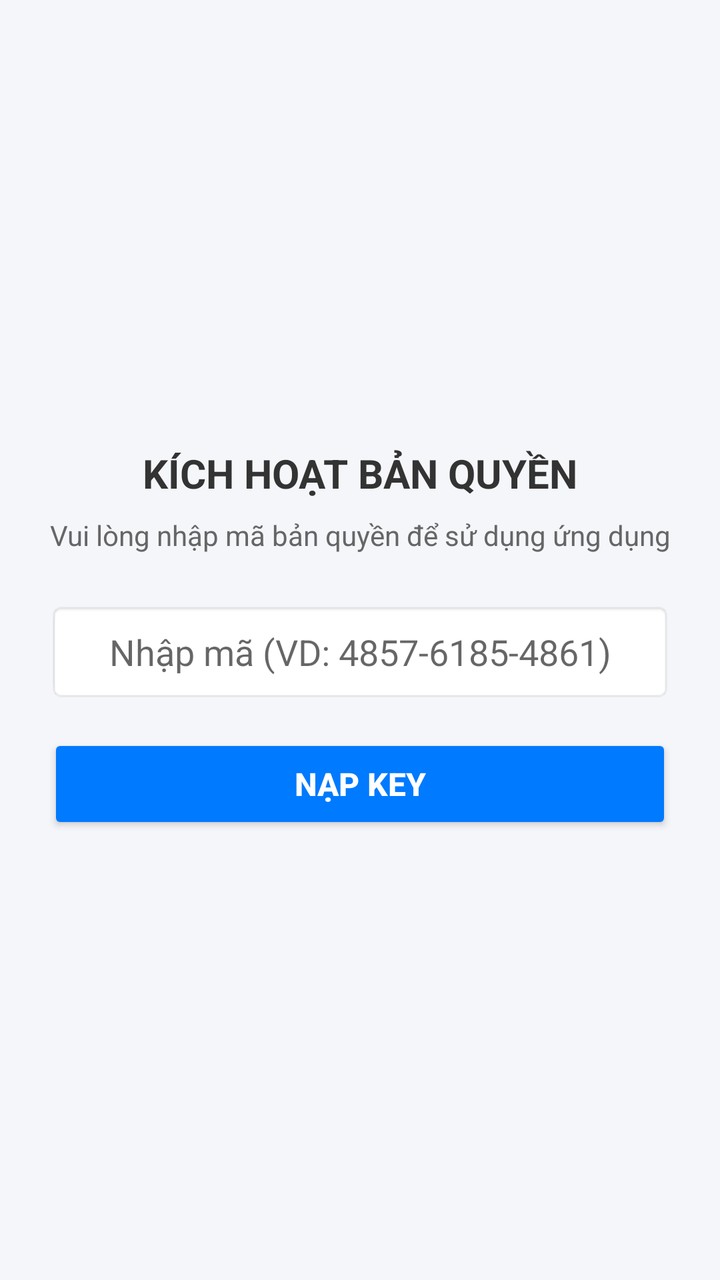
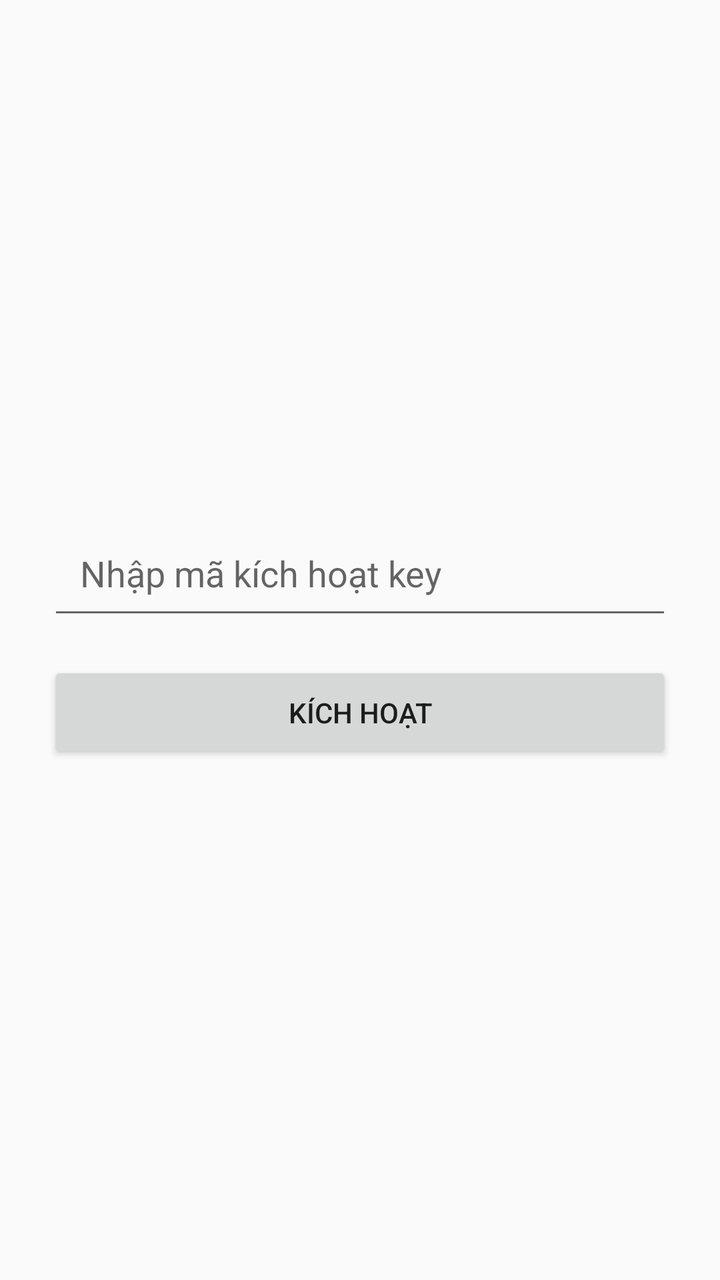

Compare the two renders of this Android layout. The source of the first and the diff that turns it into the second are given below.
<!-- AndroidManifest.xml: application theme Theme.AppCompat.Light.NoActionBar -->
<!-- res/layout/activity_license.xml -->
<?xml version="1.0" encoding="utf-8"?>
<LinearLayout xmlns:android="http://schemas.android.com/apk/res/android"
    android:layout_width="match_parent"
    android:layout_height="match_parent"
    android:gravity="center"
    android:orientation="vertical"
    android:padding="24dp"
    android:background="#F5F6FA">

    <TextView
        android:layout_width="wrap_content"
        android:layout_height="wrap_content"
        android:text="KÍCH HOẠT BẢN QUYỀN"
        android:textSize="20sp"
        android:textStyle="bold"
        android:textColor="#333333"
        android:layout_marginBottom="8dp"/>

    <TextView
        android:layout_width="wrap_content"
        android:layout_height="wrap_content"
        android:text="Vui lòng nhập mã bản quyền để sử dụng ứng dụng"
        android:textSize="14sp"
        android:textColor="#666666"
        android:layout_marginBottom="24dp"
        android:gravity="center"/>

    <EditText
        android:id="@+id/edtKey"
        android:layout_width="match_parent"
        android:layout_height="50dp"
        android:hint="Nhập mã (VD: 4857-6185-4861)"
        android:inputType="textCapCharacters"
        android:padding="12dp"
        android:background="@android:drawable/editbox_background_normal"
        android:layout_marginBottom="16dp"
        android:gravity="center"/>

    <Button
        android:id="@+id/btnActive"
        android:layout_width="match_parent"
        android:layout_height="50dp"
        android:text="Nạp key"
        android:textSize="16sp"
        android:textStyle="bold"
        android:backgroundTint="#007AFF"
        android:textColor="#FFFFFF"/>

</LinearLayout>
<!-- resources referenced by this layout -->
<resources>

</resources>

<!-- the commit's change to res/layout/activity_license.xml (unified diff, before → after) -->
@@ -2,48 +2,24 @@
 <LinearLayout xmlns:android="http://schemas.android.com/apk/res/android"
     android:layout_width="match_parent"
     android:layout_height="match_parent"
+    android:orientation="vertical"
     android:gravity="center"
-    android:orientation="vertical"
-    android:padding="24dp"
-    android:background="#F5F6FA">
-
-    <TextView
-        android:layout_width="wrap_content"
-        android:layout_height="wrap_content"
-        android:text="KÍCH HOẠT BẢN QUYỀN"
-        android:textSize="20sp"
-        android:textStyle="bold"
-        android:textColor="#333333"
-        android:layout_marginBottom="8dp"/>
-
-    <TextView
-        android:layout_width="wrap_content"
-        android:layout_height="wrap_content"
-        android:text="Vui lòng nhập mã bản quyền để sử dụng ứng dụng"
-        android:textSize="14sp"
-        android:textColor="#666666"
-        android:layout_marginBottom="24dp"
-        android:gravity="center"/>
+    android:padding="24dp">
 
     <EditText
-        android:id="@+id/edtKey"
+        android:id="@+id/etKey"
         android:layout_width="match_parent"
-        android:layout_height="50dp"
-        android:hint="Nhập mã (VD: 4857-6185-4861)"
-        android:inputType="textCapCharacters"
-        android:padding="12dp"
-        android:background="@android:drawable/editbox_background_normal"
-        android:layout_marginBottom="16dp"
-        android:gravity="center"/>
+        android:layout_height="wrap_content"
+        android:hint="Nhập mã kích hoạt key"
+        android:inputType="text"
+        android:padding="16dp"
+        android:layout_marginBottom="16dp"/>
 
     <Button
-        android:id="@+id/btnActive"
+        android:id="@+id/btnCheckKey"
         android:layout_width="match_parent"
-        android:layout_height="50dp"
-        android:text="Nạp key"
-        android:textSize="16sp"
-        android:textStyle="bold"
-        android:backgroundTint="#007AFF"
-        android:textColor="#FFFFFF"/>
+        android:layout_height="wrap_content"
+        android:text="Kích hoạt"
+        android:padding="16dp"/>
 
 </LinearLayout>
